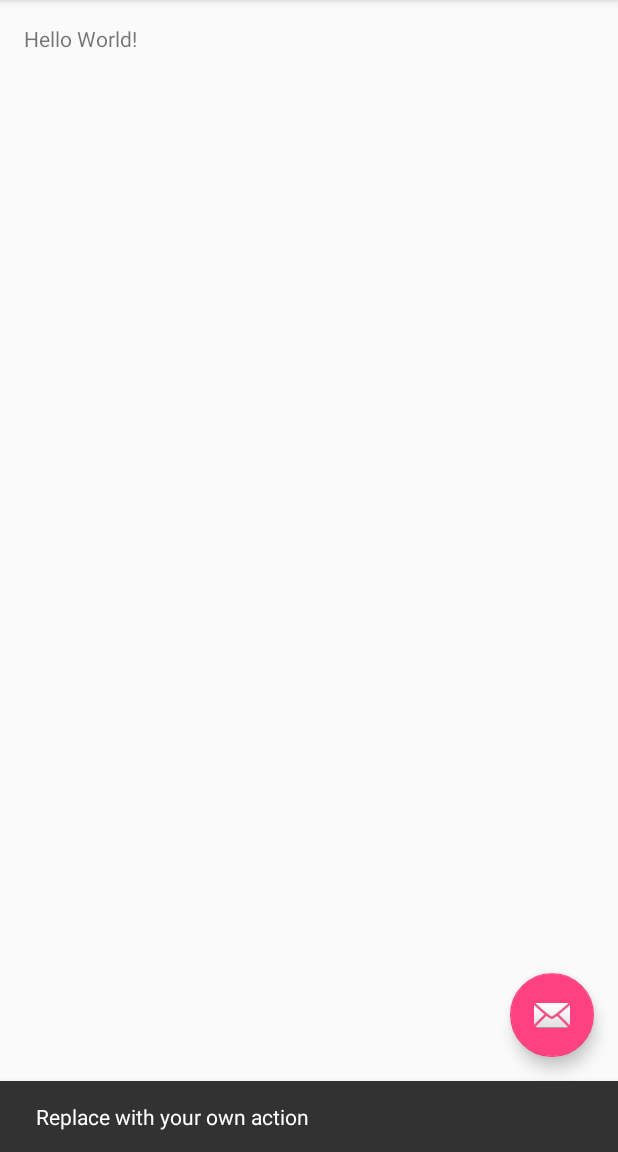
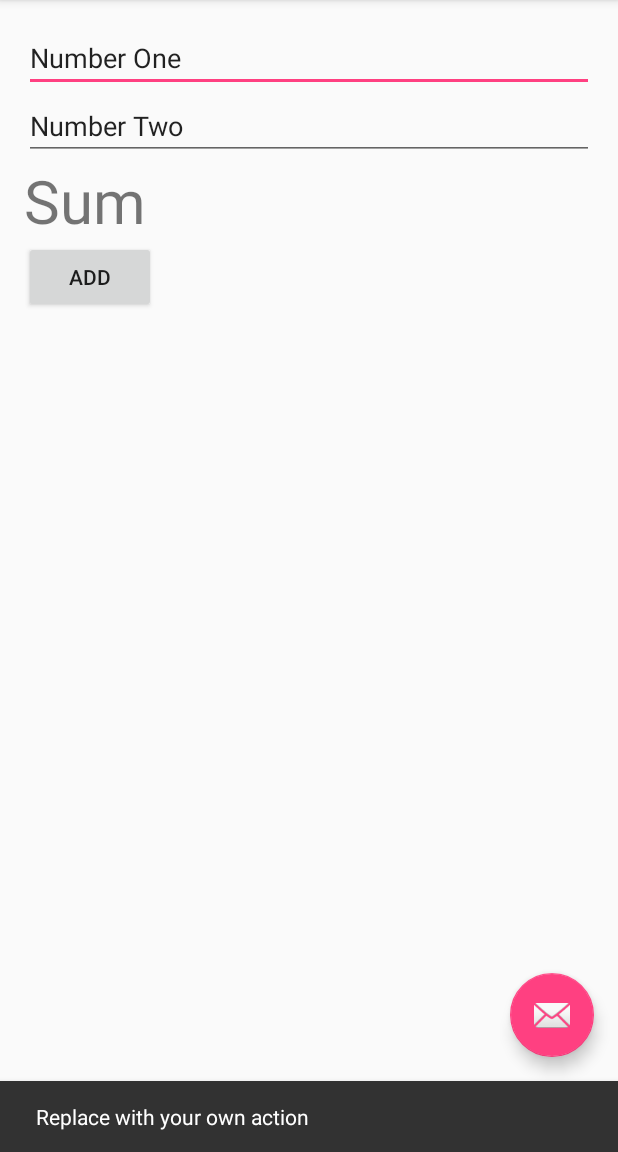
Before and after one commit to bladex1200/lab3, an Android app: the screen it shows after launch (MainActivity), after a tap on an icon or button, on a phone screen of 412 x 824 dp, the part 84-1236 px from its top. Run offline under Robolectric (Android 15) with nearby library versions, the phone set to English and light mode, and no system bars.

Commit message:
Added button and text boxes

```diff
--- a/app/src/main/res/layout/content_main.xml
+++ b/app/src/main/res/layout/content_main.xml
@@ -1,5 +1,5 @@
 <?xml version="1.0" encoding="utf-8"?>
-<RelativeLayout xmlns:android="http://schemas.android.com/apk/res/android"
+<LinearLayout xmlns:android="http://schemas.android.com/apk/res/android"
     xmlns:app="http://schemas.android.com/apk/res-auto"
     xmlns:tools="http://schemas.android.com/tools"
     android:layout_width="match_parent"
@@ -8,12 +8,32 @@
     android:paddingLeft="@dimen/activity_horizontal_margin"
     android:paddingRight="@dimen/activity_horizontal_margin"
     android:paddingTop="@dimen/activity_vertical_margin"
+    android:orientation="vertical"
     app:layout_behavior="@string/appbar_scrolling_view_behavior"
     tools:context="jeremysiocon.lab3.MainActivity"
     tools:showIn="@layout/activity_main">
 
+    <EditText
+        android:id="@+id/num1"
+        android:layout_width="match_parent"
+        android:layout_height="wrap_content"
+        android:text="Number One" />
+
+    <EditText
+        android:id="@+id/num2"
+        android:layout_width="match_parent"
+        android:layout_height="wrap_content"
+        android:text="Number Two"/>
+
     <TextView
+        android:id="@+id/sum"
+        android:layout_width="match_parent"
+        android:layout_height="wrap_content"
+        android:textSize="40dp"
+        android:text="Sum"/>
+    <Button
+        android:id="@+id/add_button"
         android:layout_width="wrap_content"
         android:layout_height="wrap_content"
-        android:text="Hello World!" />
-</RelativeLayout>
+        android:text="Add"/>
+</LinearLayout>
```
